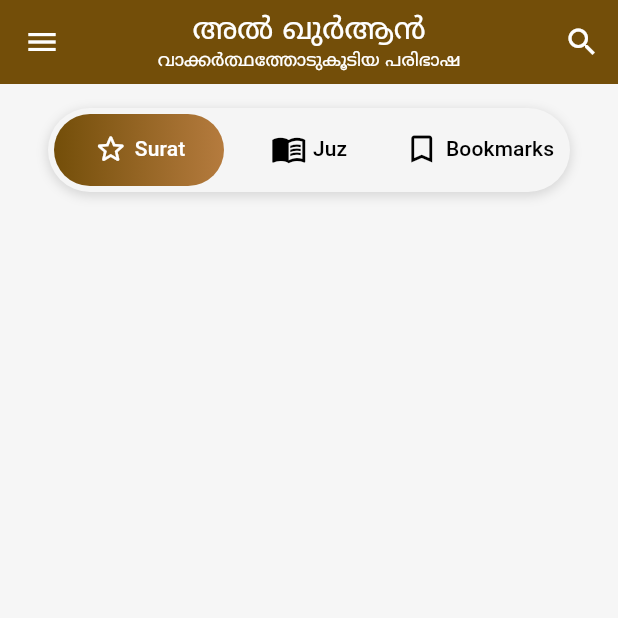
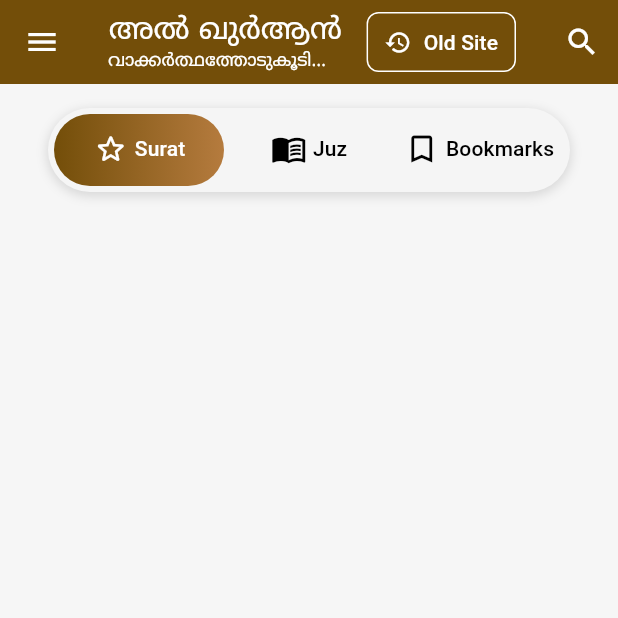
Before and after one commit to D4dx-Org/alquran_web, a Flutter app: the screen it shows after launch, on a phone screen of 412 x 824 dp, the top half of it. Run offline on Flutter 3.47's test engine with Material 3 defaults, Android fonts, the phone set to English and light mode, and no system bars; our stand-ins replace flutter_widget_from_html, get, get_storage, numberpicker, scroll_to_index, share_plus and 1 more; network calls fail.

Commit message:
✨ Add Old Site link to IndexPage with URL launcher

```diff
--- a/lib/pages/index/index_page.dart
+++ b/lib/pages/index/index_page.dart
@@ -8,6 +8,7 @@ import 'package:get/get.dart';
 import 'package:alquran_malayalam/pages/index/index_controller.dart';
 import 'package:alquran_malayalam/models/surah.dart';
 import 'package:alquran_malayalam/widgets/drawer.dart';
+import 'package:url_launcher/url_launcher.dart';
 
 class IndexPage extends StatelessWidget {
   List<Surah> surahs = [];
@@ -51,6 +52,40 @@ class IndexPage extends StatelessWidget {
           centerTitle: true,
           elevation: 0,
           actions: [
+            TextButton.icon(
+              icon: const Icon(
+                Icons.history,
+                color: Colors.white,
+              ),
+              label: const Text(
+                'Old Site',
+                style: TextStyle(
+                  color: Colors.white,
+                  fontSize: 14,
+                ),
+              ),
+              style: TextButton.styleFrom(
+                side: const BorderSide(color: Colors.white, width: 1),
+                padding:
+                    const EdgeInsets.symmetric(horizontal: 12, vertical: 4),
+                shape: RoundedRectangleBorder(
+                  borderRadius: BorderRadius.circular(8),
+                ),
+              ),
+              onPressed: () async {
+                final Uri url = Uri.parse('https://old.alquranmalayalam.net');
+                try {
+                  if (await canLaunchUrl(url)) {
+                    await launchUrl(url, mode: LaunchMode.externalApplication);
+                  } else {
+                    throw 'Could not launch $url';
+                  }
+                } catch (e) {
+                  print('Error launching URL: $e');
+                }
+              },
+            ),
+            SizedBox(width: 20),
             Obx(() => IconButton(
                   icon: (!controller.isSearching.value)
                       ? const Icon(
--- a/pubspec.yaml
+++ b/pubspec.yaml
@@ -17,7 +17,8 @@ publish_to: "none" # Remove this line if you wish to publish to pub.dev
 # https://developer.apple.com/library/archive/documentation/General/Reference/InfoPlistKeyReference/Articles/CoreFoundationKeys.html
 # In Windows, build-name is used as the major, minor, and patch parts
 # of the product and file versions while build-number is used as the build suffix.
-version: 3.0.4+3002
+version: 2.0.0+1
+
 
 environment:
   sdk: ">=3.2.0 <4.0.0"
@@ -32,6 +33,7 @@ dependencies:
   flutter:
     sdk: flutter
   shared_preferences: ^2.0.15
+  url_launcher: ^6.2.5
 
   # The following adds the Cupertino Icons font to your application.
   # Use with the CupertinoIcons class for iOS style icons.
@@ -60,8 +62,6 @@ flutter_launcher_icons:
     image_path: "assets/img/app_logo.png"
     background_color: "#hexcode"
     theme_color: "#hexcode"
-
-
 
   # The "flutter_lints" package below contains a set of recommended lints to
   # encourage good coding practices. The lint set provided by the package is
```
Also changed, not shown: pubspec.lock.
